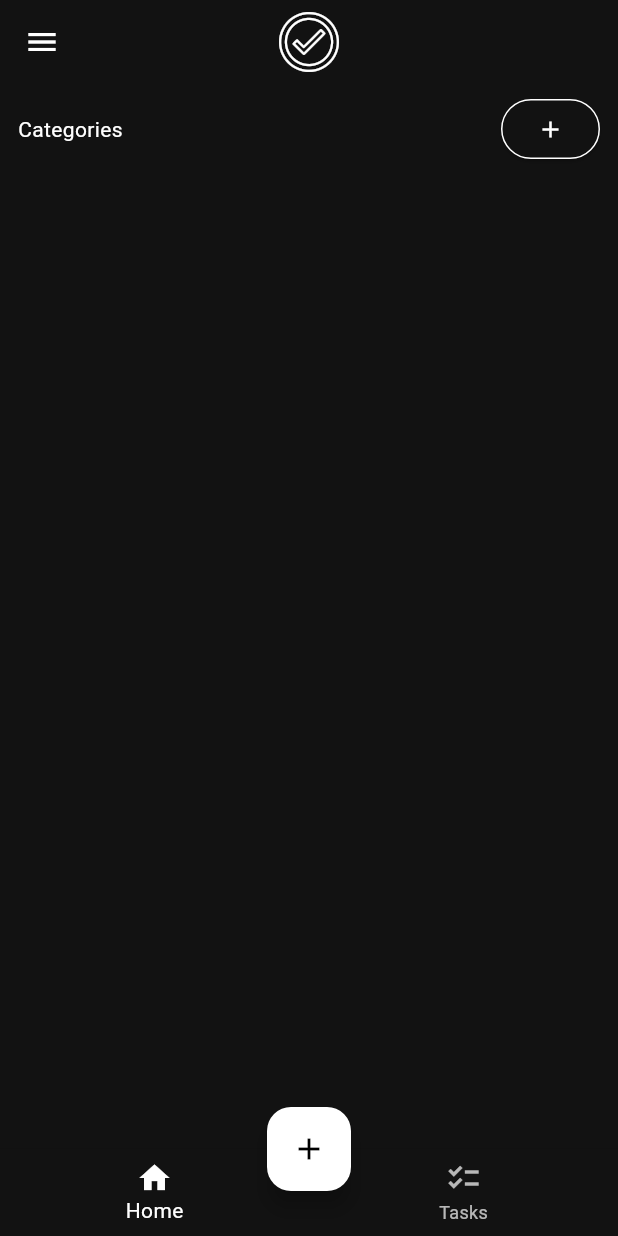
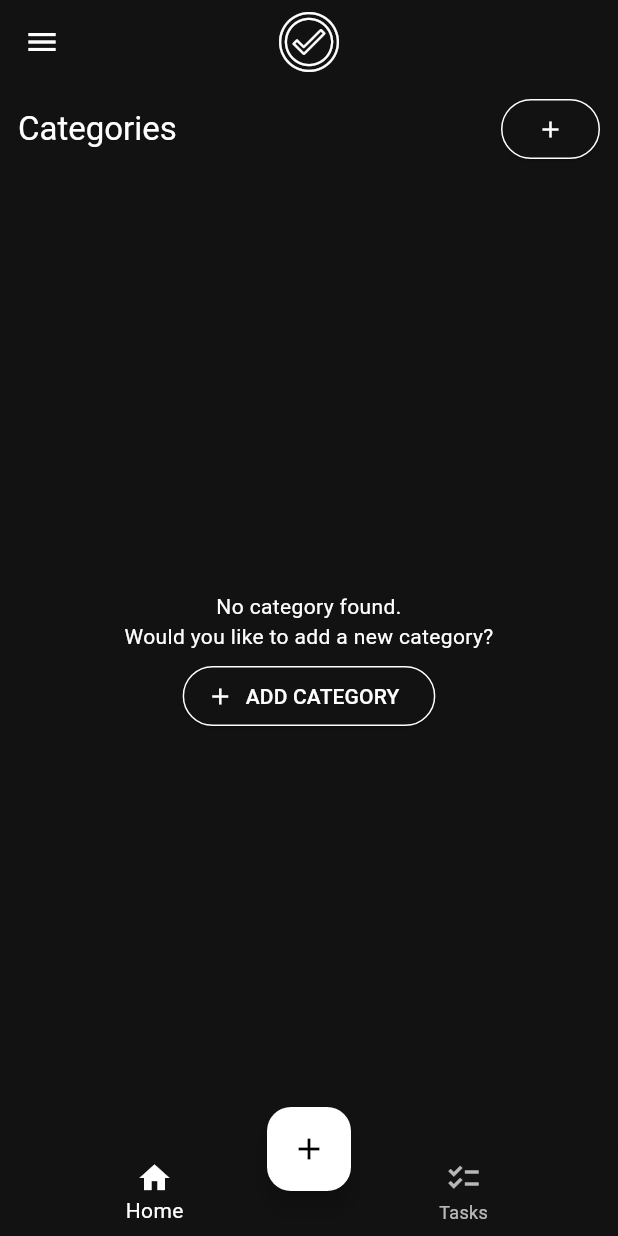
Before and after one commit to ozdemirberkay/yaplist, a Flutter app: the screen it shows after launch, on a phone screen of 412 x 824 dp. Run offline on Flutter 3.47's test engine with Material 3 defaults, Android fonts, the phone set to English and light mode, and no system bars; our stand-ins replace easy_localization, flutter_bloc, flutter_slidable, hydrated_bloc.

Commit message:
updated builder

```diff
--- a/lib/screens/home/home_page.dart
+++ b/lib/screens/home/home_page.dart
@@ -23,7 +23,10 @@ class HomePage extends StatelessWidget {
             child: Row(
               mainAxisAlignment: MainAxisAlignment.spaceBetween,
               children: [
-                Text(tr("categories")),
+                Text(
+                  tr("categories"),
+                  style: Theme.of(context).textTheme.titleLarge,
+                ),
                 MasterIconButton(
                   icon: Icons.add,
                   onPressed: () {
@@ -33,10 +36,7 @@ class HomePage extends StatelessWidget {
               ],
             ),
           ),
-          SizedBox(
-            height: MediaQuery.of(context).size.height / 6,
-            child: const CategoryBuilder(),
-          ),
+          const Expanded(child: CategoryBuilder()),
         ],
       ),
     );
--- a/lib/widgets/builder/category_builder.dart
+++ b/lib/widgets/builder/category_builder.dart
@@ -2,6 +2,7 @@ import 'package:flutter/material.dart';
 import 'package:flutter_bloc/flutter_bloc.dart';
 import 'package:yaplist/models/category.dart';
 import 'package:yaplist/shareds/bloc/category_bloc/category_bloc.dart';
+import 'package:yaplist/widgets/builder/empty_category_builder.dart';
 import 'package:yaplist/widgets/card/category_box.dart';
 
 class CategoryBuilder extends StatelessWidget {
@@ -12,16 +13,20 @@ class CategoryBuilder extends StatelessWidget {
     return BlocBuilder<CategoryBloc, CategoryState>(
       builder: (context, state) {
         List<Category> categoryList = state.categoryList;
-        return ListView.builder(
-          scrollDirection: Axis.horizontal,
+
+        if (categoryList.isEmpty) {
+          return const EmptyCategoryBuilder();
+        }
+
+        return GridView.builder(
+          gridDelegate: const SliverGridDelegateWithFixedCrossAxisCount(
+              crossAxisCount: 2),
           itemCount: categoryList.length,
+          shrinkWrap: true,
           itemBuilder: (context, index) {
-            // TODO empty kısmını ve gridview düzenle
-            return Container(
-              margin: const EdgeInsets.only(left: 6),
-              child: CategoryBox(
-                category: categoryList[index],
-              ),
+            // TODO gridview düzenle
+            return CategoryBox(
+              category: categoryList[index],
             );
           },
         );
--- /dev/null
+++ b/lib/widgets/builder/empty_category_builder.dart
@@ -0,0 +1,27 @@
+import 'package:easy_localization/easy_localization.dart';
+import 'package:flutter/material.dart';
+import 'package:yaplist/shareds/constants/routes.dart';
+import 'package:yaplist/widgets/button/master_button.dart';
+
+class EmptyCategoryBuilder extends StatelessWidget {
+  const EmptyCategoryBuilder({super.key});
+
+  @override
+  Widget build(BuildContext context) {
+    return Center(
+      child: Column(
+        mainAxisAlignment: MainAxisAlignment.center,
+        children: [
+          Text(tr("categoryNotFound"), textAlign: TextAlign.center),
+          const SizedBox(height: 6),
+          MasterButton(
+              label: tr("addCategory"),
+              onPressed: () {
+                Navigator.pushNamed(context, Routes.categoryManager);
+              },
+              icon: Icons.add),
+        ],
+      ),
+    );
+  }
+}
--- a/lib/widgets/builder/task_builder.dart
+++ b/lib/widgets/builder/task_builder.dart
@@ -24,8 +24,7 @@ class TaskBuilder extends StatelessWidget with TaskFilterMixin {
                 filteredTaskList(taskList: taskList, filter: taskFilter!);
           }
           if (taskList.isEmpty) {
-            return Expanded(
-              child: Center(
+            return Center(
               child: Column(
                 mainAxisAlignment: MainAxisAlignment.center,
                 children: [
@@ -38,7 +37,6 @@ class TaskBuilder extends StatelessWidget with TaskFilterMixin {
                       },
                       icon: Icons.add),
                 ],
-                ),
               ),
             );
           }
--- a/lib/widgets/card/category_box.dart
+++ b/lib/widgets/card/category_box.dart
@@ -25,7 +25,6 @@ class CategoryBox extends StatelessWidget {
           border: Border.all(
               color: Theme.of(context).primaryColor.withOpacity(0.3)),
         ),
-        width: MediaQuery.of(context).size.width / 3,
         child: Text(
           category.name,
         ),
```
Also changed, not shown: lib/widgets/bottom/category_picker_modal.dart (+2 -23 lines). Lines whose indentation alone changed are shown as unchanged.
